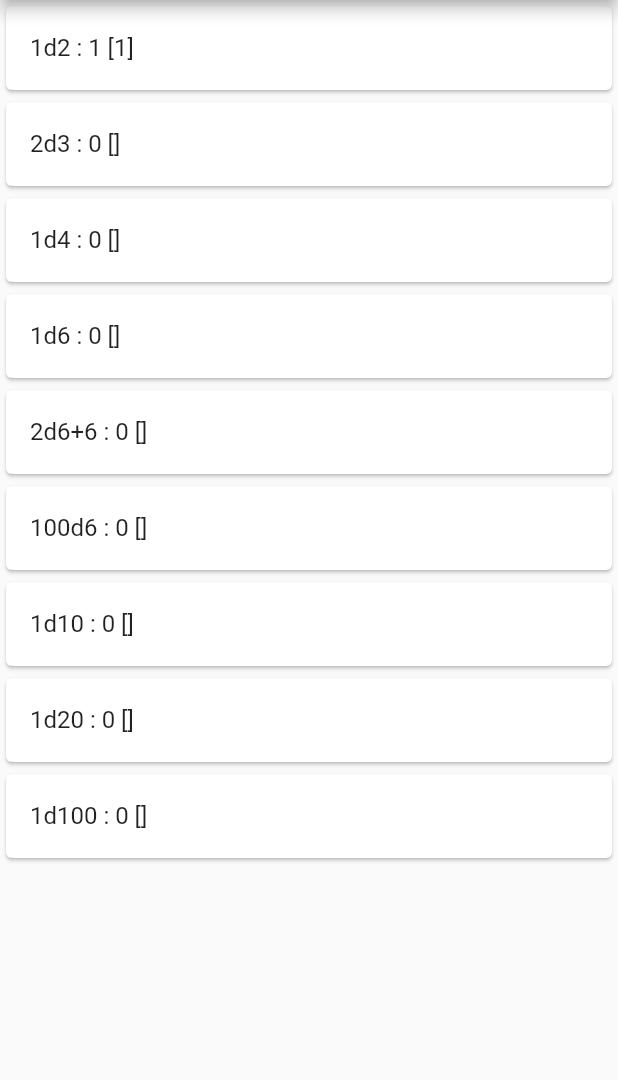
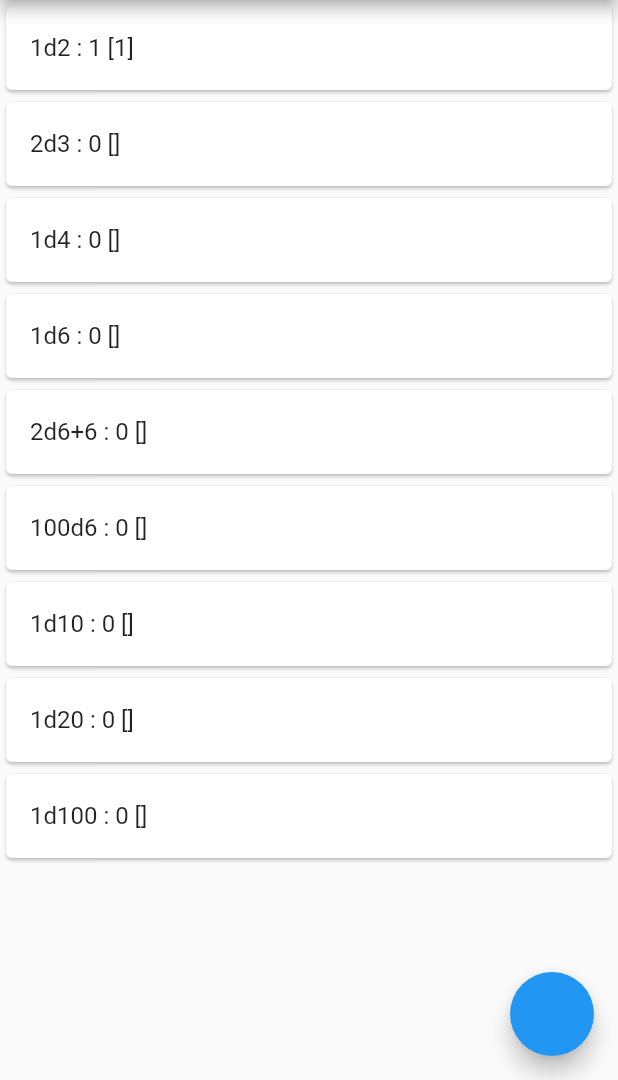
Before and after one commit to miajimyu/dice_list_view, a Flutter app: the screen it shows after launch, after a tap on an icon or button, on a phone screen of 412 x 824 dp, the part 156-1236 px from its top. Run offline on Flutter 3.47's test engine with Material 2 defaults, Android fonts, the light colour scheme and no system bars.

Commit message:
feat: add & remove dice

```diff
--- a/lib/model/dice_list.dart
+++ b/lib/model/dice_list.dart
@@ -16,11 +16,17 @@ class DiceList extends ChangeNotifier {
   ];
 
   void roll(int index) {
-    list[index].roll();
+    list[index]?.roll();
     notifyListeners();
   }
 
   void add(Dice dice) {
-    list.add(dice);
+    list?.add(dice);
+    notifyListeners();
+  }
+
+  void remove(int index) {
+    list?.removeAt(index);
+    notifyListeners();
   }
 }
--- a/lib/screen/dice_screen.dart
+++ b/lib/screen/dice_screen.dart
@@ -1,3 +1,4 @@
+import 'package:dice/model/dice.dart';
 import 'package:dice/model/history.dart';
 
 import 'package:flutter/material.dart';
@@ -11,9 +12,24 @@ class DiceScreen extends StatelessWidget {
     DiceList diceList = Provider.of<DiceList>(context);
     History history = Provider.of<History>(context, listen: false);
 
-    return ListView.builder(
+    return Scaffold(
+      body: ListView.builder(
         itemBuilder: (context, index) {
-        return Card(
+          return Dismissible(
+            onDismissed: (_) {
+              diceList.remove(index);
+            },
+            direction: DismissDirection.endToStart,
+            background: Container(
+              alignment: Alignment.centerRight,
+              color: Colors.red,
+              child: const Padding(
+                padding: EdgeInsets.only(right: 20),
+                child: Icon(Icons.delete_forever),
+              ),
+            ),
+            key: ValueKey(diceList.list[index]),
+            child: Card(
               child: ListTile(
                 title: Text(
                     '${diceList.list[index].name} : ${diceList.list[index]?.result} ${diceList.list[index]?.results}'),
@@ -22,9 +38,16 @@ class DiceScreen extends StatelessWidget {
                   history.add(diceList.list[index]);
                 },
               ),
+            ),
           );
         },
         itemCount: diceList.list.length,
+      ),
+      floatingActionButton: FloatingActionButton(
+        onPressed: () {
+          diceList.add(Dice(faces: 6));
+        },
+      ),
     );
   }
 }
```
Lines whose indentation alone changed are shown as unchanged.
